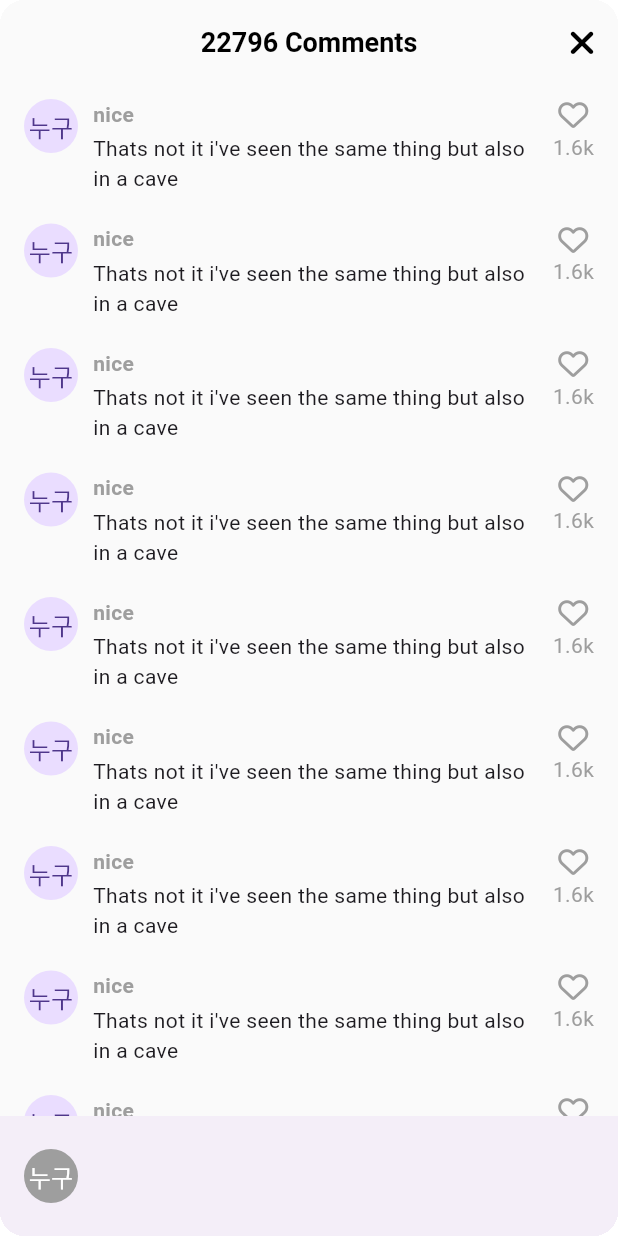
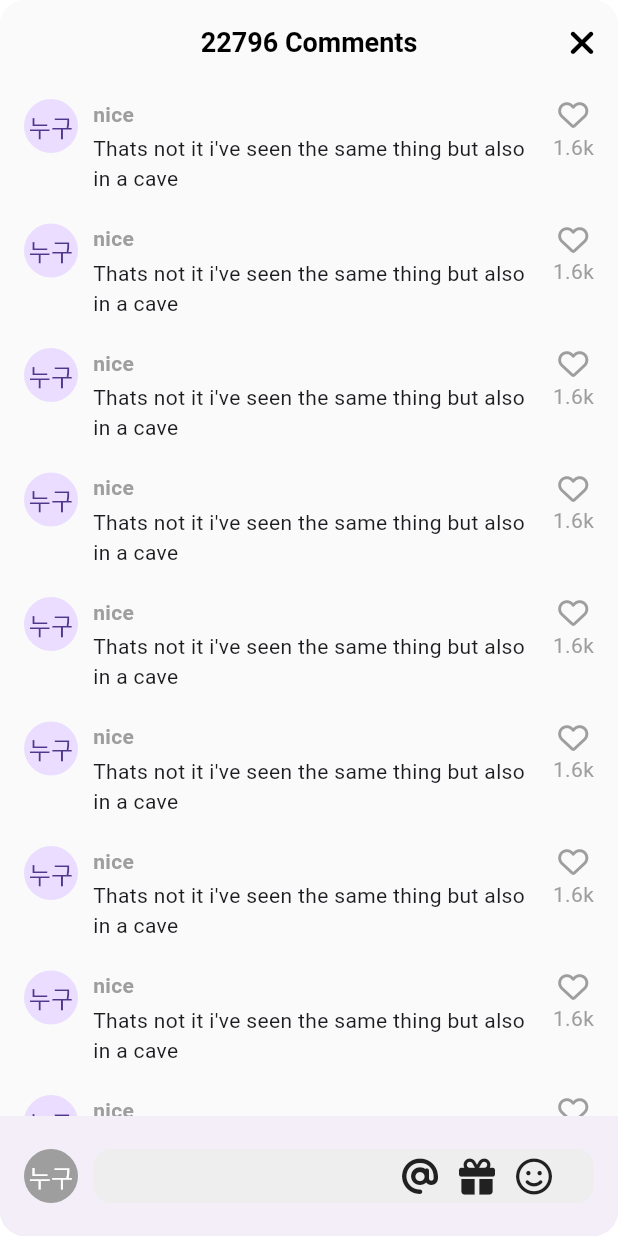
Before and after one commit to kimjihw/TikTok, a Flutter app: the VideoComments screen opened directly, on a phone screen of 412 x 824 dp. Run offline on Flutter 3.47's test engine with Material 3 defaults, Android fonts, the phone set to English and light mode, and no system bars; our stand-ins replace font_awesome_flutter, video_player, visibility_detector; network calls fail.

```diff
--- a/lib/features/tab_navigation/widgets/video_comments.dart
+++ b/lib/features/tab_navigation/widgets/video_comments.dart
@@ -11,13 +11,29 @@ class VideoComments extends StatefulWidget {
 }
 
 class _VideoCommentsState extends State<VideoComments> {
+  bool _isWriting = false;
+
   void _onClosePressed() {
     Navigator.of(context).pop();
   }
 
+  void _dismissKeyboard() {
+    FocusScope.of(context).unfocus();
+    _isWriting = false;
+  }
+
+  void _onStartWriting() {
+    setState(() {
+      _isWriting = true;
+    });
+  }
+
   @override
   Widget build(BuildContext context) {
+    final size = MediaQuery.of(context).size;
+
     return Container(
+      height: size.height * 0.7,
       clipBehavior: Clip.hardEdge,
       decoration:
           BoxDecoration(borderRadius: BorderRadius.circular(Sizes.size16)),
@@ -35,12 +51,18 @@ class _VideoCommentsState extends State<VideoComments> {
             ),
           ],
         ),
-          body: ListView.separated(
+        body: GestureDetector(
+          onTap: _dismissKeyboard,
+          child: Column(
+            children: [
+              Expanded(
+                child: ListView.separated(
                   padding: EdgeInsets.symmetric(
                       vertical: Sizes.size10, horizontal: Sizes.size16),
+                  separatorBuilder: (context, index) => Gaps.v20,
                   itemCount: 10,
-            separatorBuilder: (context, index) => Gaps.v20,
-            itemBuilder: (context, index) => Row(
+                  itemBuilder: (context, index) {
+                    return Row(
                       crossAxisAlignment: CrossAxisAlignment.start,
                       children: [
                         CircleAvatar(
@@ -57,11 +79,12 @@ class _VideoCommentsState extends State<VideoComments> {
                                 style: TextStyle(
                                   fontWeight: FontWeight.bold,
                                   fontSize: Sizes.size14,
-                            color: Colors.grey.shade500),
+                                  color: Colors.grey.shade500,
+                                ),
                               ),
                               Gaps.v3,
                               Text(
-                          "Thats not it i've seen the same thing but also in a cave")
+                                  "Thats not it i've seen the same thing but also in a cave"),
                             ],
                           ),
                         ),
@@ -77,26 +100,85 @@ class _VideoCommentsState extends State<VideoComments> {
                             Text(
                               "1.6k",
                               style: TextStyle(color: Colors.grey.shade500),
-                    )
+                            ),
                           ],
+                        ),
+                      ],
+                    );
+                  },
+                ),
+              ),
+              BottomAppBar(
+                surfaceTintColor: Colors.white,
+                child: Padding(
+                  padding: EdgeInsets.symmetric(vertical: Sizes.size10),
+                  child: Row(
+                    children: [
+                      CircleAvatar(
+                        radius: 18,
+                        child: Text("누구"),
+                        backgroundColor: Colors.grey.shade500,
+                        foregroundColor: Colors.white,
+                      ),
+                      Gaps.h10,
+                      Expanded(
+                        child: SizedBox(
+                          height: Sizes.size44,
+                          child: TextField(
+                            onTap: _onStartWriting,
+                            maxLines: null,
+                            minLines: null,
+                            expands: true,
+                            textInputAction: TextInputAction.newline,
+                            cursorColor: Theme.of(context).primaryColor,
+                            decoration: InputDecoration(
+                              suffixIcon: Padding(
+                                padding: EdgeInsets.only(right: Sizes.size14),
+                                child: Row(
+                                  mainAxisAlignment: MainAxisAlignment.end,
+                                  children: [
+                                    FaIcon(FontAwesomeIcons.at,
+                                        color: Colors.grey.shade900),
+                                    Gaps.h14,
+                                    FaIcon(FontAwesomeIcons.gift,
+                                        color: Colors.grey.shade900),
+                                    Gaps.h14,
+                                    FaIcon(FontAwesomeIcons.faceSmile,
+                                        color: Colors.grey.shade900),
+                                    Gaps.h14,
+                                    if (_isWriting)
+                                      GestureDetector(
+                                        onTap: _dismissKeyboard,
+                                          child: FaIcon(
+                                              FontAwesomeIcons.circleArrowUp,
+                                              color: Theme.of(context)
+                                                  .primaryColor)),
+                                  ],
+                                ),
+                              ),
+                              border: OutlineInputBorder(
+                                borderRadius:
+                                    BorderRadius.circular(Sizes.size12),
+                                borderSide: BorderSide.none,
+                              ),
+                              hintText: "Add Comment",
+                              hintStyle: TextStyle(color: Colors.grey.shade500),
+                              filled: true,
+                              fillColor: Colors.grey.shade200,
+                              contentPadding: EdgeInsets.symmetric(
+                                  horizontal: Sizes.size12),
+                            ),
+                          ),
+                        ),
                       ),
                     ],
                   ),
                 ),
-          bottomNavigationBar: BottomAppBar(
-            surfaceTintColor: Colors.white,
-            child: Row(
-              children: [
-                CircleAvatar(
-                  radius:18,
-                  child: Text("누구"),
-                  backgroundColor: Colors.grey.shade500,
-                  foregroundColor: Colors.white,
               ),
-              ]
-            )
-
-          )),
+            ],
+          ),
+        ),
+      ),
     );
   }
 }
--- a/lib/features/vidoes/widgets/video_post.dart
+++ b/lib/features/vidoes/widgets/video_post.dart
@@ -79,6 +79,9 @@ class _VideoPostState extends State<VideoPost>
         !_videoPlayerController.value.isPlaying) {
       _videoPlayerController.play();
     }
+    if(_videoPlayerController.value.isPlaying && info.visibleFraction == 0){
+      _onTogglePause();
+    }
   }
 
   void _onTogglePause() {
@@ -105,6 +108,7 @@ class _VideoPostState extends State<VideoPost>
       _onTogglePause();
     }
     await showModalBottomSheet(
+      isScrollControlled: true,
         context: context, builder: (context) => VideoComments());
     _onTogglePause();
   }
```
Also changed, not shown: lib/features/discover/discover_screen.dart (added, +14 -0 lines), lib/features/tab_navigation/main_navigation_screen.dart (+22 -12 lines), lib/features/tab_navigation/widgets/nav_tab.dart (+21 -4 lines). Lines whose indentation alone changed are shown as unchanged.
